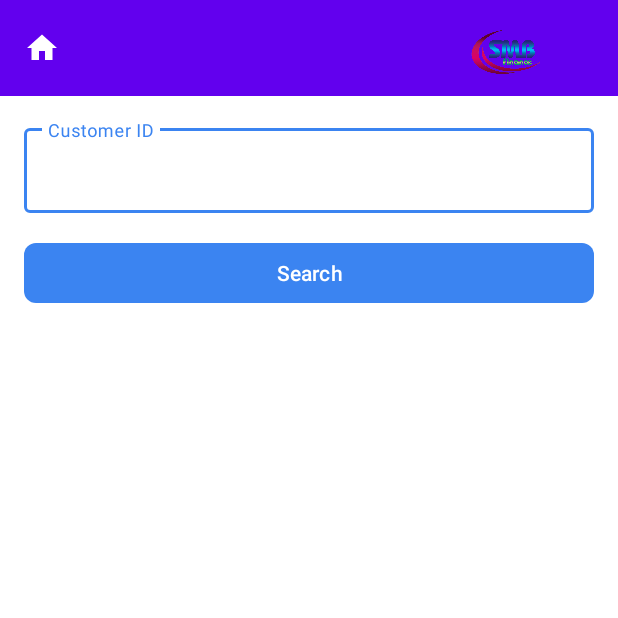
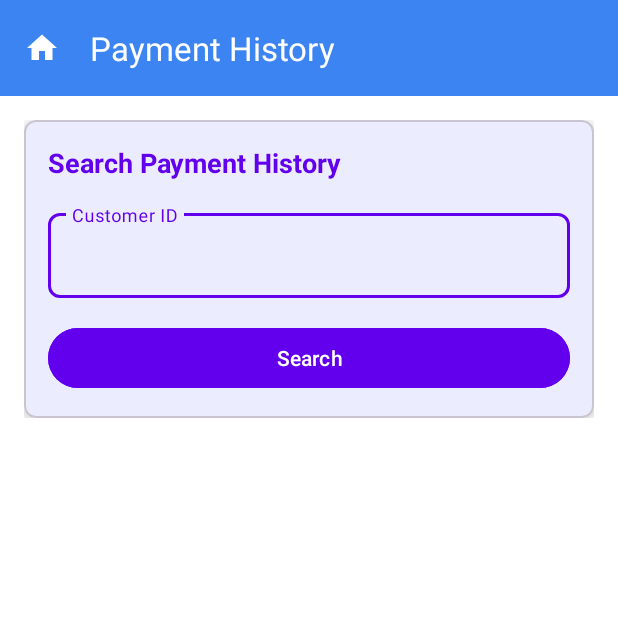
Before and after one commit to nellorukiran/smb-finance-mini, an Android app: the HistoryActivity screen opened directly, with no data from a screen before it, on a phone screen of 412 x 824 dp, the top half of it. Run offline under Robolectric (Android 15) with nearby library versions, the phone set to English and light mode, and no system bars.

Commit message:
Customer history theam changes

```diff
--- a/app/src/main/java/com/smbfinance/HistoryActivity.kt
+++ b/app/src/main/java/com/smbfinance/HistoryActivity.kt
@@ -11,9 +11,9 @@ import android.widget.Toast
 import androidx.appcompat.app.AppCompatActivity
 import androidx.recyclerview.widget.LinearLayoutManager
 import androidx.recyclerview.widget.RecyclerView
+import com.google.android.material.button.MaterialButton
 import com.google.android.material.card.MaterialCardView
 import com.google.android.material.textfield.TextInputEditText
-import com.google.android.material.button.MaterialButton
 import com.smbfinance.adapter.TransactionAdapter
 import com.smbfinance.api.RetrofitClient
 import com.smbfinance.model.PaymentHistoryResponse
@@ -26,13 +26,14 @@ class HistoryActivity : AppCompatActivity() {
     private val TAG = "HistoryActivity"
     private lateinit var etCustomerId: TextInputEditText
     private lateinit var btnSearch: MaterialButton
-    private lateinit var cardCustomerDetails: MaterialCardView
+    private lateinit var customerDetailsCard: MaterialCardView
     private lateinit var tvCustomerName: TextView
     private lateinit var tvPhoneNumber: TextView
     private lateinit var tvAddress: TextView
     private lateinit var tvNextDueAmount: TextView
-    private lateinit var tvTransactionHistoryTitle: TextView
-    private lateinit var rvTransactions: RecyclerView
+    private lateinit var rvHistory: RecyclerView
+    private lateinit var progressBar: View
+    private lateinit var tvNoData: TextView
     private lateinit var transactionAdapter: TransactionAdapter
 
     override fun onCreate(savedInstanceState: Bundle?) {
@@ -47,19 +48,21 @@ class HistoryActivity : AppCompatActivity() {
         // Initialize views
         etCustomerId = findViewById(R.id.etCustomerId)
         btnSearch = findViewById(R.id.btnSearch)
-        cardCustomerDetails = findViewById(R.id.cardCustomerDetails)
+        customerDetailsCard = findViewById(R.id.customerDetailsCard)
         tvCustomerName = findViewById(R.id.tvCustomerName)
         tvPhoneNumber = findViewById(R.id.tvPhoneNumber)
         tvAddress = findViewById(R.id.tvAddress)
         tvNextDueAmount = findViewById(R.id.tvNextDueAmount)
-        tvTransactionHistoryTitle = findViewById(R.id.tvTransactionHistoryTitle)
-        rvTransactions = findViewById(R.id.rvTransactions)
+        rvHistory = findViewById(R.id.rvHistory)
+        progressBar = findViewById(R.id.progressBar)
+        tvNoData = findViewById(R.id.tvNoData)
 
         // Setup RecyclerView
-        rvTransactions.layoutManager = LinearLayoutManager(this)
+        rvHistory.layoutManager = LinearLayoutManager(this)
         transactionAdapter = TransactionAdapter(emptyList())
-        rvTransactions.adapter = transactionAdapter
+        rvHistory.adapter = transactionAdapter
 
+        // Setup search button
         btnSearch.setOnClickListener {
             val customerId = etCustomerId.text.toString().trim()
             if (customerId.isEmpty()) {
@@ -76,10 +79,6 @@ class HistoryActivity : AppCompatActivity() {
 
     override fun onOptionsItemSelected(item: MenuItem): Boolean {
         return when (item.itemId) {
-            R.id.action_logout -> {
-                performLogout()
-                true
-            }
             android.R.id.home -> {
                 val intent = Intent(this, DashboardActivity::class.java)
                 intent.flags = Intent.FLAG_ACTIVITY_CLEAR_TOP or Intent.FLAG_ACTIVITY_SINGLE_TOP
@@ -91,50 +90,30 @@ class HistoryActivity : AppCompatActivity() {
         }
     }
 
-    private fun performLogout() {
-        // Clear the auth token first
-        RetrofitClient.setAuthToken(null)
+    private fun searchPaymentHistory(customerId: String) {
+        progressBar.visibility = View.VISIBLE
+        tvNoData.visibility = View.GONE
+        rvHistory.visibility = View.GONE
+        customerDetailsCard.visibility = View.GONE
 
-        // Navigate to login screen immediately
-        val intent = Intent(this@HistoryActivity, MainActivity::class.java)
-        intent.flags = Intent.FLAG_ACTIVITY_NEW_TASK or Intent.FLAG_ACTIVITY_CLEAR_TASK
-        startActivity(intent)
-        finish()
-
-        // Optionally make the API call in the background
-        CoroutineScope(Dispatchers.IO).launch {
-            try {
-                Log.d(TAG, "Attempting logout...")
-                val response = RetrofitClient.apiService.logout()
-                withContext(Dispatchers.Main) {
-                    if (response.isSuccessful) {
-                        Log.d(TAG, "Logout successful")
-                    } else {
-                        val errorBody = response.errorBody()?.string()
-                        Log.e(TAG, "Logout failed with code: ${response.code()}, error: $errorBody")
-                    }
-                }
-            } catch (e: Exception) {
-                Log.e(TAG, "Error during logout", e)
-            }
-        }
-    }
-
-    private fun searchPaymentHistory(customerId: String) {
         CoroutineScope(Dispatchers.IO).launch {
             try {
                 val response = RetrofitClient.apiService.getPaymentHistory(customerId)
                 Log.e(TAG, "response: ${response}")
                 withContext(Dispatchers.Main) {
+                    progressBar.visibility = View.GONE
                     if (response.isSuccessful && response.body() != null) {
                         val paymentHistory = response.body()!!
                         displayPaymentHistory(paymentHistory)
                     } else {
+                        tvNoData.visibility = View.VISIBLE
                         Toast.makeText(this@HistoryActivity, "Failed to fetch payment history", Toast.LENGTH_SHORT).show()
                     }
                 }
             } catch (e: Exception) {
                 withContext(Dispatchers.Main) {
+                    progressBar.visibility = View.GONE
+                    tvNoData.visibility = View.VISIBLE
                     Toast.makeText(this@HistoryActivity, "Error: ${e.message}", Toast.LENGTH_SHORT).show()
                 }
             }
@@ -144,16 +123,22 @@ class HistoryActivity : AppCompatActivity() {
     private fun displayPaymentHistory(paymentHistory: PaymentHistoryResponse) {
         // Display customer details
         val customerDetails = paymentHistory.customerDetails
-        tvCustomerName.text = customerDetails.customerName
-        tvPhoneNumber.text = "Phone: ${customerDetails.phoneNumber}"
-        tvAddress.text = "Address: ${customerDetails.address}"
-        tvNextDueAmount.text = "Bal Due Amount: ₹${customerDetails.totalDueAmount}"
-        cardCustomerDetails.visibility = View.VISIBLE
+        if (customerDetails != null) {
+            tvCustomerName.text = "Name: ${customerDetails.customerName}"
+            tvPhoneNumber.text = "Phone: ${customerDetails.phoneNumber}"
+            tvAddress.text = "Address: ${customerDetails.address}"
+            tvNextDueAmount.text = "Balance Due Amount: ₹${customerDetails.totalDueAmount}"
+            customerDetailsCard.visibility = View.VISIBLE
+        }
 
         // Display transactions
-        transactionAdapter = TransactionAdapter(paymentHistory.transactions)
-        rvTransactions.adapter = transactionAdapter
-        tvTransactionHistoryTitle.visibility = View.VISIBLE
-        rvTransactions.visibility = View.VISIBLE
+        if (paymentHistory.transactions.isNotEmpty()) {
+            transactionAdapter = TransactionAdapter(paymentHistory.transactions)
+            rvHistory.adapter = transactionAdapter
+            rvHistory.visibility = View.VISIBLE
+        } else {
+            tvNoData.visibility = View.VISIBLE
+            tvNoData.text = "No transactions found"
+        }
     }
 }
--- a/app/src/main/res/layout/activity_history.xml
+++ b/app/src/main/res/layout/activity_history.xml
@@ -7,81 +7,36 @@
     android:background="@color/white"
     tools:context=".HistoryActivity">
 
-    <com.google.android.material.appbar.AppBarLayout
-        android:id="@+id/appBarLayout"
+    <com.google.android.material.appbar.MaterialToolbar
+        android:id="@+id/toolbar"
         android:layout_width="match_parent"
-        android:layout_height="wrap_content"
-        android:background="@color/design_default_color_primary"
-        app:layout_constraintTop_toTopOf="parent">
-
-        <androidx.appcompat.widget.Toolbar
-            android:id="@+id/toolbar"
-            android:layout_width="match_parent"
-            android:layout_height="?attr/actionBarSize"
-            android:background="@color/design_default_color_primary">
-
-            <RelativeLayout
-                android:layout_width="match_parent"
-                android:layout_height="match_parent">
-
-                <ImageView
-                    android:layout_width="120dp"
-                    android:layout_height="40dp"
-                    android:src="@drawable/smblogo"
-                    android:scaleType="fitCenter"
-                    android:layout_alignParentEnd="true"
-                    android:layout_centerVertical="true"
-                    android:layout_marginEnd="16dp"/>
-
-            </RelativeLayout>
-
-        </androidx.appcompat.widget.Toolbar>
-    </com.google.android.material.appbar.AppBarLayout>
+        android:layout_height="?attr/actionBarSize"
+        android:background="?attr/colorPrimary"
+        android:elevation="4dp"
+        android:theme="@style/ThemeOverlay.MaterialComponents.Dark.ActionBar"
+        app:layout_constraintTop_toTopOf="parent"
+        app:title="Payment History" />
 
     <androidx.core.widget.NestedScrollView
         android:layout_width="match_parent"
         android:layout_height="0dp"
-        app:layout_constraintTop_toBottomOf="@id/appBarLayout"
-        app:layout_constraintBottom_toBottomOf="parent">
+        android:background="@color/white"
+        android:padding="16dp"
+        app:layout_constraintBottom_toBottomOf="parent"
+        app:layout_constraintTop_toBottomOf="@id/toolbar">
 
-        <LinearLayout
+        <androidx.constraintlayout.widget.ConstraintLayout
             android:layout_width="match_parent"
-            android:layout_height="wrap_content"
-            android:orientation="vertical"
-            android:padding="16dp">
+            android:layout_height="wrap_content">
 
-            <com.google.android.material.textfield.TextInputLayout
+            <com.google.android.material.card.MaterialCardView
+                android:id="@+id/searchCard"
                 android:layout_width="match_parent"
                 android:layout_height="wrap_content"
-                android:hint="Customer ID"
-                style="@style/Widget.MaterialComponents.TextInputLayout.OutlinedBox">
-
-                <com.google.android.material.textfield.TextInputEditText
-                    android:id="@+id/etCustomerId"
-                    android:layout_width="match_parent"
-                    android:layout_height="wrap_content"
-                    android:inputType="text"
-                    android:maxLines="1" />
-
-            </com.google.android.material.textfield.TextInputLayout>
-
-            <com.google.android.material.button.MaterialButton
-                android:id="@+id/btnSearch"
-                android:layout_width="match_parent"
-                android:layout_height="wrap_content"
-                android:layout_marginTop="16dp"
-                android:text="Search"
-                android:textAllCaps="false"
-                app:cornerRadius="8dp" />
-
-            <com.google.android.material.card.MaterialCardView
-                android:id="@+id/cardCustomerDetails"
-                android:layout_width="match_parent"
-                android:layout_height="wrap_content"
-                android:layout_marginTop="16dp"
+                android:layout_marginBottom="16dp"
                 app:cardCornerRadius="8dp"
                 app:cardElevation="4dp"
-                android:visibility="gone">
+                app:layout_constraintTop_toTopOf="parent">
 
                 <LinearLayout
                     android:layout_width="match_parent"
@@ -90,66 +45,148 @@
                     android:padding="16dp">
 
                     <TextView
-                        android:layout_width="wrap_content"
+                        android:layout_width="match_parent"
+                        android:layout_height="wrap_content"
+                        android:text="Search Payment History"
+                        android:textColor="@color/design_default_color_primary"
+                        android:textSize="18sp"
+                        android:textStyle="bold" />
+
+                    <com.google.android.material.textfield.TextInputLayout
+                        android:id="@+id/customerIdLayout"
+                        android:layout_width="match_parent"
+                        android:layout_height="wrap_content"
+                        android:layout_marginTop="16dp"
+                        style="@style/Widget.MaterialComponents.TextInputLayout.OutlinedBox"
+                        app:boxCornerRadiusTopStart="8dp"
+                        app:boxCornerRadiusTopEnd="8dp"
+                        app:boxCornerRadiusBottomStart="8dp"
+                        app:boxCornerRadiusBottomEnd="8dp"
+                        app:boxStrokeColor="@color/design_default_color_primary"
+                        app:hintTextColor="@color/design_default_color_primary">
+
+                        <com.google.android.material.textfield.TextInputEditText
+                            android:id="@+id/etCustomerId"
+                            android:layout_width="match_parent"
+                            android:layout_height="wrap_content"
+                            android:hint="Customer ID"
+                            android:inputType="text"
+                            android:maxLines="1" />
+                    </com.google.android.material.textfield.TextInputLayout>
+
+                    <com.google.android.material.button.MaterialButton
+                        android:id="@+id/btnSearch"
+                        android:layout_width="match_parent"
+                        android:layout_height="wrap_content"
+                        android:layout_marginTop="16dp"
+                        android:backgroundTint="@color/design_default_color_primary"
+                        android:text="Search"
+                        android:textColor="@color/white" />
+
+                </LinearLayout>
+            </com.google.android.material.card.MaterialCardView>
+
+            <com.google.android.material.card.MaterialCardView
+                android:id="@+id/customerDetailsCard"
+                android:layout_width="match_parent"
+                android:layout_height="wrap_content"
+                android:layout_marginTop="16dp"
+                android:visibility="gone"
+                app:cardCornerRadius="8dp"
+                app:cardElevation="4dp"
+                app:layout_constraintTop_toBottomOf="@id/searchCard">
+
+                <LinearLayout
+                    android:layout_width="match_parent"
+                    android:layout_height="wrap_content"
+                    android:orientation="vertical"
+                    android:padding="16dp">
+
+                    <TextView
+                        android:layout_width="match_parent"
                         android:layout_height="wrap_content"
                         android:text="Customer Details"
-                        android:textSize="20sp"
-                        android:textStyle="bold"
                         android:textColor="@color/design_default_color_primary"
-                        android:layout_marginBottom="16dp"/>
+                        android:textSize="18sp"
+                        android:textStyle="bold" />
+
+                    <View
+                        android:layout_width="match_parent"
+                        android:layout_height="1dp"
+                        android:layout_marginTop="8dp"
+                        android:layout_marginBottom="16dp"
+                        android:background="@color/design_default_color_primary" />
 
                     <TextView
                         android:id="@+id/tvCustomerName"
                         android:layout_width="match_parent"
                         android:layout_height="wrap_content"
-                        android:textSize="18sp"
-                        android:textStyle="bold"
-                        android:textColor="@color/design_default_color_primary" />
+                        android:textColor="@color/black"
+                        android:textSize="16sp"
+                        android:textStyle="bold" />
 
                     <TextView
                         android:id="@+id/tvPhoneNumber"
                         android:layout_width="match_parent"
                         android:layout_height="wrap_content"
-                        android:layout_marginTop="8dp" />
+                        android:layout_marginTop="8dp"
+                        android:textColor="@color/black"
+                        android:textSize="14sp" />
 
                     <TextView
                         android:id="@+id/tvAddress"
                         android:layout_width="match_parent"
                         android:layout_height="wrap_content"
-                        android:layout_marginTop="8dp" />
+                        android:layout_marginTop="8dp"
+                        android:textColor="@color/black"
+                        android:textSize="14sp" />
 
                     <TextView
                         android:id="@+id/tvNextDueAmount"
                         android:layout_width="match_parent"
                         android:layout_height="wrap_content"
                         android:layout_marginTop="8dp"
-                        android:textColor="@color/design_default_color_primary" />
+                        android:textColor="@color/design_default_color_primary"
+                        android:textSize="14sp"
+                        android:textStyle="bold" />
 
                 </LinearLayout>
-
             </com.google.android.material.card.MaterialCardView>
 
-            <TextView
-                android:id="@+id/tvTransactionHistoryTitle"
+            <androidx.recyclerview.widget.RecyclerView
+                android:id="@+id/rvHistory"
                 android:layout_width="match_parent"
                 android:layout_height="wrap_content"
-                android:text="Transaction History"
-                android:textSize="20sp"
-                android:textStyle="bold"
+                android:layout_marginTop="16dp"
+                android:clipToPadding="false"
+                android:paddingBottom="16dp"
+                android:visibility="gone"
+                app:layout_constraintTop_toBottomOf="@id/customerDetailsCard" />
+
+            <com.google.android.material.progressindicator.CircularProgressIndicator
+                android:id="@+id/progressBar"
+                android:layout_width="wrap_content"
+                android:layout_height="wrap_content"
+                android:visibility="gone"
+                app:layout_constraintBottom_toBottomOf="parent"
+                app:layout_constraintEnd_toEndOf="parent"
+                app:layout_constraintStart_toStartOf="parent"
+                app:layout_constraintTop_toTopOf="parent" />
+
+            <TextView
+                android:id="@+id/tvNoData"
+                android:layout_width="wrap_content"
+                android:layout_height="wrap_content"
+                android:text="No payment history found"
                 android:textColor="@color/design_default_color_primary"
-                android:layout_marginTop="16dp"
-                android:visibility="gone" />
+                android:textSize="16sp"
+                android:visibility="gone"
+                app:layout_constraintBottom_toBottomOf="parent"
+                app:layout_constraintEnd_toEndOf="parent"
+                app:layout_constraintStart_toStartOf="parent"
+                app:layout_constraintTop_toTopOf="parent" />
 
-            <androidx.recyclerview.widget.RecyclerView
-                android:id="@+id/rvTransactions"
-                android:layout_width="match_parent"
-                android:layout_height="wrap_content"
-                android:layout_marginTop="8dp"
-                android:visibility="gone"
-                tools:listitem="@layout/item_transaction" />
-
-        </LinearLayout>
-
+        </androidx.constraintlayout.widget.ConstraintLayout>
     </androidx.core.widget.NestedScrollView>
 
 </androidx.constraintlayout.widget.ConstraintLayout>
```
